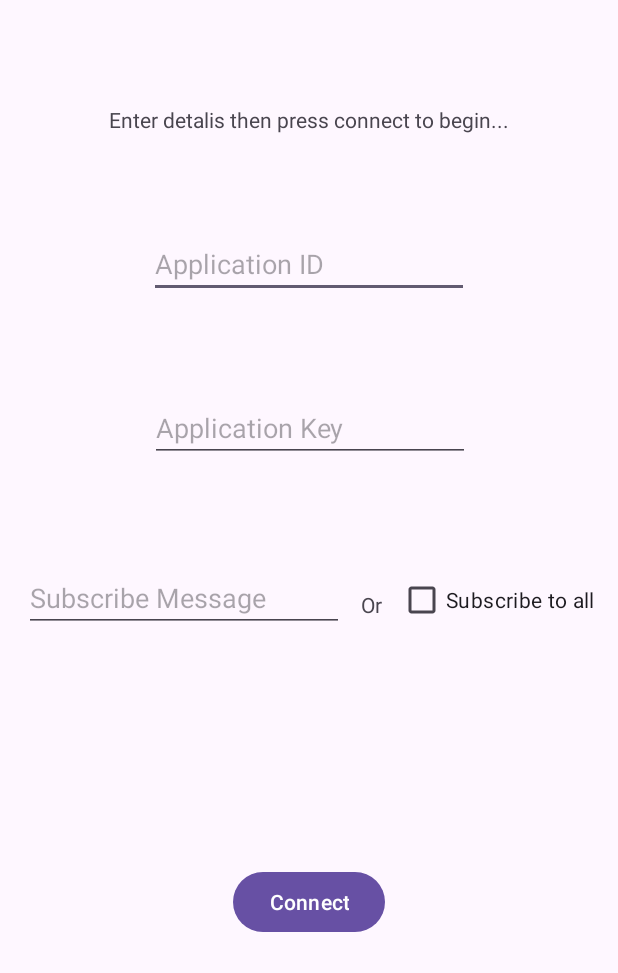
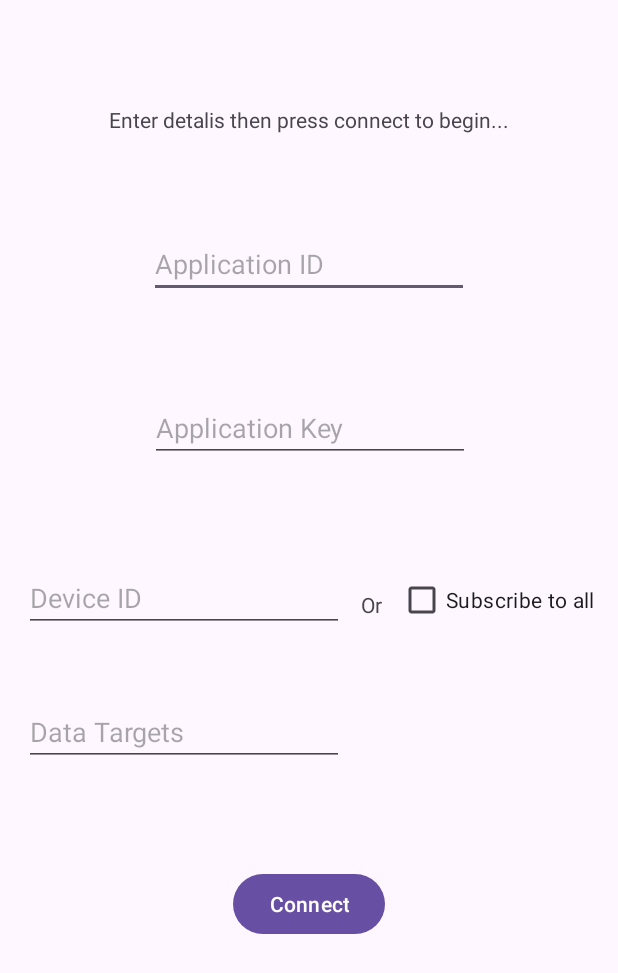
Before and after one commit to akfungai/HollowayFinal, an Android app: the screen it shows after launch (MainActivity), on a phone screen of 412 x 824 dp. Shown: the top 973 px of the screen. Run offline under Robolectric (Android 15) with nearby library versions, the phone set to English and light mode, and no system bars.

Commit message:
new landing page with login for ttn

```diff
--- a/app/src/main/res/layout/activity_main.xml
+++ b/app/src/main/res/layout/activity_main.xml
@@ -23,11 +23,11 @@
         android:id="@+id/connectButton"
         android:layout_width="wrap_content"
         android:layout_height="wrap_content"
-        android:layout_marginTop="488dp"
+        android:layout_marginTop="68dp"
         android:text="Connect"
         app:layout_constraintEnd_toEndOf="parent"
         app:layout_constraintStart_toStartOf="parent"
-        app:layout_constraintTop_toBottomOf="@+id/textView" />
+        app:layout_constraintTop_toBottomOf="@+id/DataTargets" />
 
     <EditText
         android:id="@+id/editTextText"
@@ -52,7 +52,8 @@
         app:layout_constraintEnd_toEndOf="parent"
         app:layout_constraintHorizontal_bias="0.502"
         app:layout_constraintStart_toStartOf="parent"
-        app:layout_constraintTop_toBottomOf="@+id/editTextText" />
+        app:layout_constraintTop_toBottomOf="@+id/editTextText"
+        android:autofillHints="Application Key" />
 
     <CheckBox
         android:id="@+id/checkBox"
@@ -70,10 +71,22 @@
         android:layout_marginStart="16dp"
         android:layout_marginTop="68dp"
         android:ems="10"
-        android:hint="Subscribe Message"
+        android:hint="Device ID"
         android:inputType="text"
         app:layout_constraintStart_toStartOf="parent"
         app:layout_constraintTop_toBottomOf="@+id/editTextText2" />
+
+    <EditText
+        android:id="@+id/DataTargets"
+        android:layout_width="wrap_content"
+        android:layout_height="wrap_content"
+        android:layout_marginStart="16dp"
+        android:layout_marginTop="44dp"
+        android:ems="10"
+        android:hint="Data Targets"
+        android:inputType="text"
+        app:layout_constraintStart_toStartOf="parent"
+        app:layout_constraintTop_toBottomOf="@+id/SubscribeTextView" />
 
     <TextView
         android:id="@+id/textView4"
```
